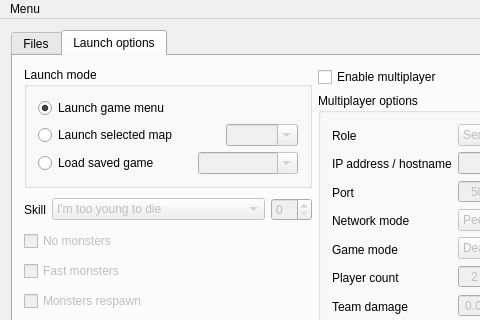
This is Forms/MainWindow.ui in Youda008/DoomRunner as Qt 5 draws it before an edit; both pictures show x 0 to 480 and y 0 to 320 of the 720 by 666 pixel window. The edited form follows.
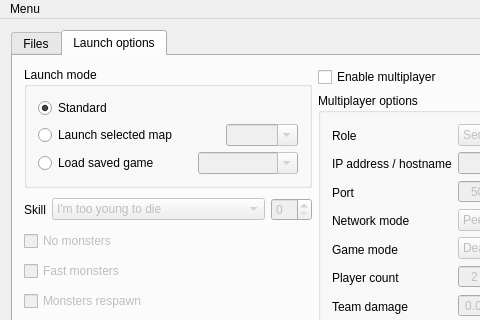
This is the edited form. The open tabs and pages were chosen to show the change. Custom widgets are drawn as their Qt base class.

Commit message: improved "Launch Options" consistency

What changed in the file:
```diff
--- a/Forms/MainWindow.ui
+++ b/Forms/MainWindow.ui
@@ -430,7 +430,7 @@
                <item>
                 <widget class="QRadioButton" name="launchMode_menu">
                  <property name="text">
-                  <string>Launch game menu</string>
+                  <string>Standard</string>
                  </property>
                  <property name="checked">
                   <bool>true</bool>
```
Left out of the diff: 2 changed lines with no effect on the pictures. The commit also changes 2 other files.
